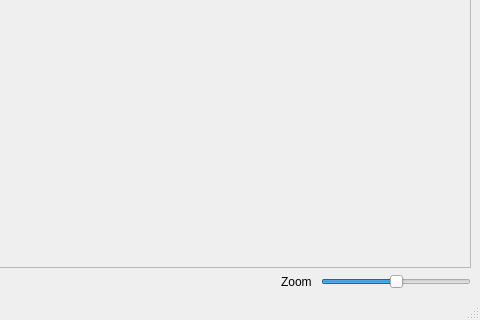
Above: mainwindow.ui from ahakan/delta before the change; both pictures show x 324 to 804 and y 480 to 800 of the 804 by 800 pixel window. Below: the same form after it.
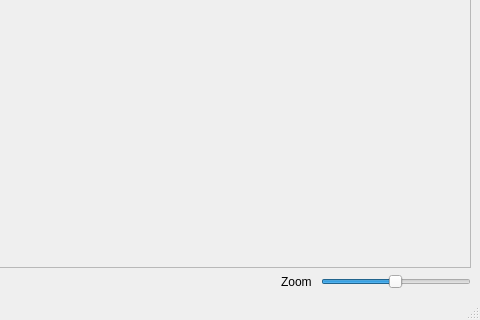
That is the form after the change.

The edit to the form file:
```diff
--- a/mainwindow.ui
+++ b/mainwindow.ui
@@ -377,6 +377,9 @@
             <height>16777215</height>
            </size>
           </property>
+          <property name="minimum">
+           <number>1</number>
+          </property>
           <property name="maximum">
            <number>100</number>
           </property>
```
Left out of the diff: 6 changed lines with no effect on the pictures.
